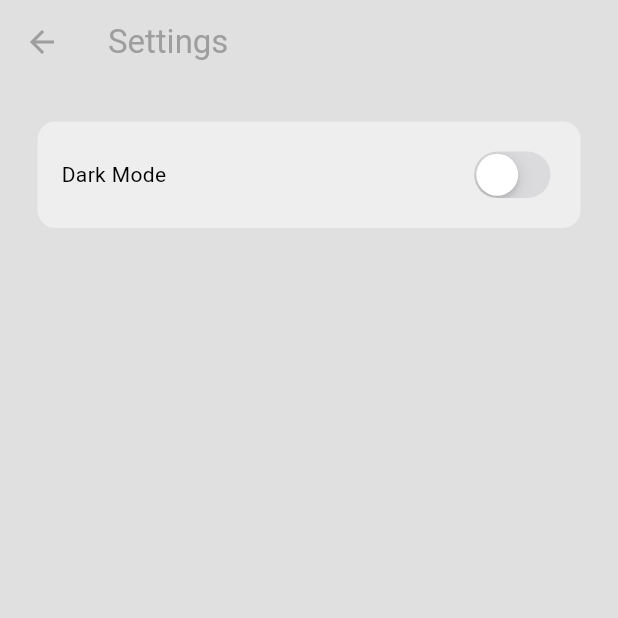
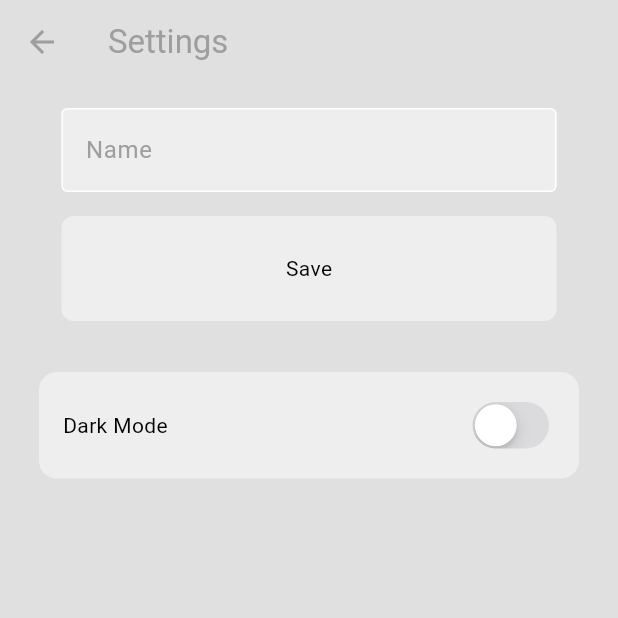
Before and after one commit to mohamed-abdellsalam/chatfiy, a Flutter app: the screen it shows once a user with an empty profile is signed in, in the side drawer, after a tap on "S E T T I N G S", on a phone screen of 412 x 824 dp, the top half of it. Run offline on Flutter 3.47's test engine with Material 3 defaults, Android fonts, the phone set to English and light mode, and no system bars; our stand-ins replace cloud_firestore, firebase_auth, firebase_core, shared_preferences; accounts and stored records are empty.

Commit message:
Refactor user display logic in HomePage; implement name fallback for user email and enhance LoginPage with proper disposal of controllers; update SettingsPage to allow name editing and save functionality with Firestore integration

```diff
--- a/lib/pages/home_page.dart
+++ b/lib/pages/home_page.dart
@@ -69,7 +69,9 @@ class _HomePageState extends State<HomePage> {
     }
 
     return UserTile(
-      text: userData["email"],
+      text: userData["name"] ??
+          userData[
+              "email"], // Display name if available, otherwise fallback to email
       onTap: () {
         Navigator.push(
           context,
--- a/lib/pages/login_page.dart
+++ b/lib/pages/login_page.dart
@@ -15,6 +15,13 @@ class _LoginPageState extends State<LoginPage> {
   final TextEditingController _emailController = TextEditingController();
   final TextEditingController _passwordController = TextEditingController();
   bool _isLoading = false;
+
+  @override
+  void dispose() {
+    _emailController.dispose();
+    _passwordController.dispose();
+    super.dispose();
+  }
 
   // Email validation
   bool _isValidEmail(String email) {
@@ -48,12 +55,17 @@ class _LoginPageState extends State<LoginPage> {
     } catch (e) {
       _showErrorDialog(e.toString());
     } finally {
-      setState(() => _isLoading = false);
+      if (mounted) {
+        // Check if the widget is still in the tree before calling setState
+        setState(() => _isLoading = false);
+      }
     }
   }
 
   // Show error dialog
   void _showErrorDialog(String message) {
+    if (!mounted) return;
+
     showDialog(
       context: context,
       builder: (context) => AlertDialog(
--- a/lib/pages/register_page.dart
+++ b/lib/pages/register_page.dart
@@ -12,6 +12,7 @@ class RegisterPage extends StatefulWidget {
 }
 
 class _RegisterPageState extends State<RegisterPage> {
+  final TextEditingController _nameController = TextEditingController();
   final TextEditingController _emailController = TextEditingController();
   final TextEditingController _passwordController = TextEditingController();
   final TextEditingController _confirmPasswordController =
@@ -23,6 +24,7 @@ class _RegisterPageState extends State<RegisterPage> {
     _emailController.dispose();
     _passwordController.dispose();
     _confirmPasswordController.dispose();
+    _nameController.dispose();
     super.dispose();
   }
 
@@ -34,7 +36,7 @@ class _RegisterPageState extends State<RegisterPage> {
 
   // Show error message
   void _showErrorDialog(String message) {
-    if (!mounted) return; // Ensure widget is still in the tree
+    if (!mounted) return;
     showDialog(
       context: context,
       builder: (context) => AlertDialog(
@@ -57,7 +59,8 @@ class _RegisterPageState extends State<RegisterPage> {
     // Input validation
     if (_emailController.text.isEmpty ||
         _passwordController.text.isEmpty ||
-        _confirmPasswordController.text.isEmpty) {
+        _confirmPasswordController.text.isEmpty ||
+        _nameController.text.isEmpty) {
       _showErrorDialog("Please fill in all fields.");
       return;
     }
@@ -83,6 +86,7 @@ class _RegisterPageState extends State<RegisterPage> {
       await auth.signUpWithEmailPassword(
         _emailController.text.trim(),
         _passwordController.text.trim(),
+        _nameController.text.trim(), // Pass the name
       );
     } catch (e) {
       _showErrorDialog(e.toString());
@@ -100,6 +104,7 @@ class _RegisterPageState extends State<RegisterPage> {
       body: Center(
         child: Padding(
           padding: const EdgeInsets.symmetric(horizontal: 25),
+          child: SingleChildScrollView(
             child: Column(
               mainAxisAlignment: MainAxisAlignment.center,
               children: [
@@ -121,6 +126,12 @@ class _RegisterPageState extends State<RegisterPage> {
                   hintText: 'Email',
                   obscureText: false,
                   controller: _emailController,
+                ),
+                const SizedBox(height: 10),
+                MyTextField(
+                  hintText: 'Your name',
+                  obscureText: false,
+                  controller: _nameController,
                 ),
                 const SizedBox(height: 10),
                 MyTextField(
@@ -167,6 +178,7 @@ class _RegisterPageState extends State<RegisterPage> {
             ),
           ),
         ),
+      ),
     );
   }
 }
--- a/lib/pages/settings_page.dart
+++ b/lib/pages/settings_page.dart
@@ -1,10 +1,50 @@
+import 'package:chatify/components/my_button.dart';
+import 'package:chatify/components/my_text_field.dart';
+import 'package:chatify/services/auth/auth_service.dart';
 import 'package:chatify/themes/theme_provider.dart';
+import 'package:cloud_firestore/cloud_firestore.dart';
 import 'package:flutter/cupertino.dart';
 import 'package:flutter/material.dart';
 import 'package:provider/provider.dart';
 
-class SettingsPage extends StatelessWidget {
+class SettingsPage extends StatefulWidget {
   const SettingsPage({super.key});
+
+  @override
+  State<SettingsPage> createState() => _SettingsPageState();
+}
+
+class _SettingsPageState extends State<SettingsPage> {
+  final TextEditingController _nameController = TextEditingController();
+  final AuthService _authService = AuthService();
+  bool _isButtonPressed = false;
+
+  @override
+  void initState() {
+    super.initState();
+    _loadUserName();
+  }
+
+  void _loadUserName() async {
+    String userId = _authService.getCurrentUser()!.uid;
+    DocumentSnapshot userDoc =
+        await FirebaseFirestore.instance.collection('Users').doc(userId).get();
+    if (userDoc.exists) {
+      setState(() {
+        _nameController.text = userDoc['name'] ?? '';
+      });
+    }
+  }
+
+  void _saveUserName() async {
+    String userId = _authService.getCurrentUser()!.uid;
+    await FirebaseFirestore.instance.collection('Users').doc(userId).update({
+      'name': _nameController.text,
+    });
+    ScaffoldMessenger.of(context).showSnackBar(
+      const SnackBar(content: Text('Name updated successfully!')),
+    );
+  }
 
   @override
   Widget build(BuildContext context) {
@@ -16,24 +56,53 @@ class SettingsPage extends StatelessWidget {
         elevation: 0,
         title: const Text('Settings'),
       ),
-      body: Container(
+      body: Padding(
+        padding: const EdgeInsets.all(16.0),
+        child: Column(
+          crossAxisAlignment: CrossAxisAlignment.start,
+          children: [
+            MyTextField(
+              hintText: 'Name',
+              obscureText: false,
+              controller: _nameController,
+            ),
+            const SizedBox(height: 16),
+            GestureDetector(
+              onTapDown: (_) => setState(() => _isButtonPressed = true),
+              onTapUp: (_) {
+                setState(() => _isButtonPressed = false);
+                _saveUserName();
+              },
+              onTapCancel: () => setState(() => _isButtonPressed = false),
+              child: Opacity(
+                opacity: _isButtonPressed ? 0.6 : 1.0,
+                child: MyButton(
+                  text: 'Save',
+                  onTap: _saveUserName,
+                ),
+              ),
+            ),
+            const SizedBox(height: 24),
+            Container(
               decoration: BoxDecoration(
                 color: Theme.of(context).colorScheme.secondary,
                 borderRadius: BorderRadius.circular(12),
               ),
-        margin: const EdgeInsets.all(25),
+              margin: const EdgeInsets.all(10),
               padding: const EdgeInsets.all(16),
               child: Row(
                 mainAxisAlignment: MainAxisAlignment.spaceBetween,
                 children: [
                   const Text('Dark Mode'),
                   CupertinoSwitch(
-              value:
-                  Provider.of<ThemeProvider>(context, listen: false).isDarkMode,
+                    value: Provider.of<ThemeProvider>(context).isDarkMode,
                     onChanged: (value) =>
                         Provider.of<ThemeProvider>(context, listen: false)
                             .toggleTheme(),
-            )
+                  ),
+                ],
+              ),
+            ),
           ],
         ),
       ),
```
Also changed, not shown: lib/pages/chat_page.dart (+59 -17 lines), lib/services/auth/auth_service.dart (+6 -30 lines). Lines whose indentation alone changed are shown as unchanged.
